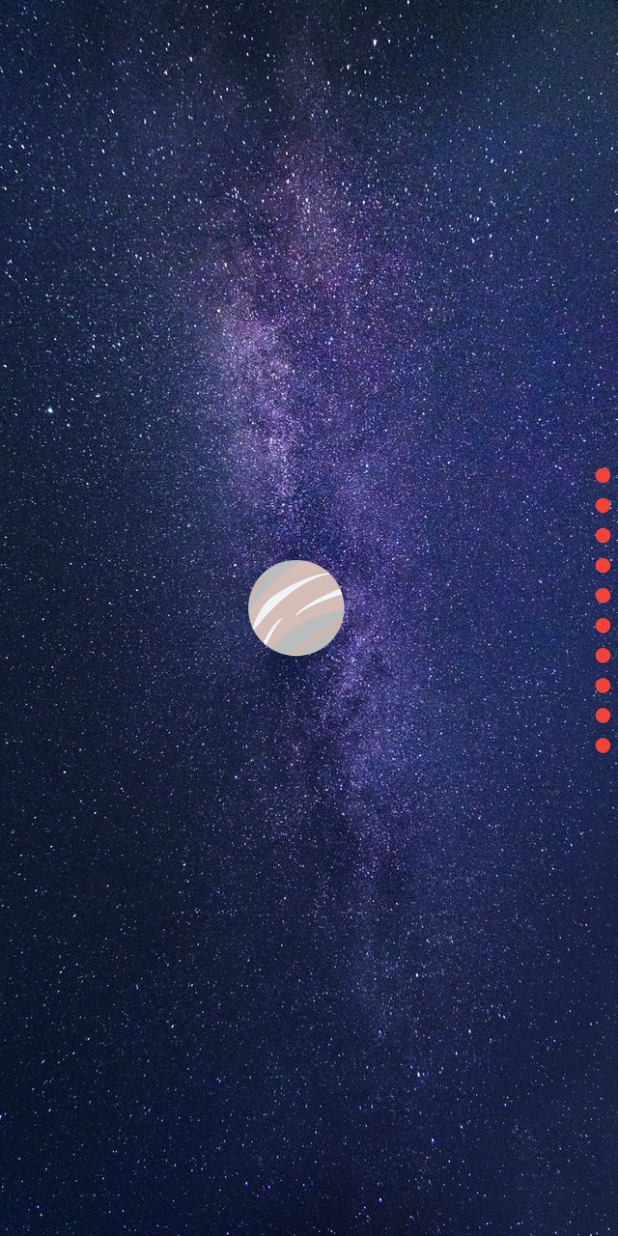
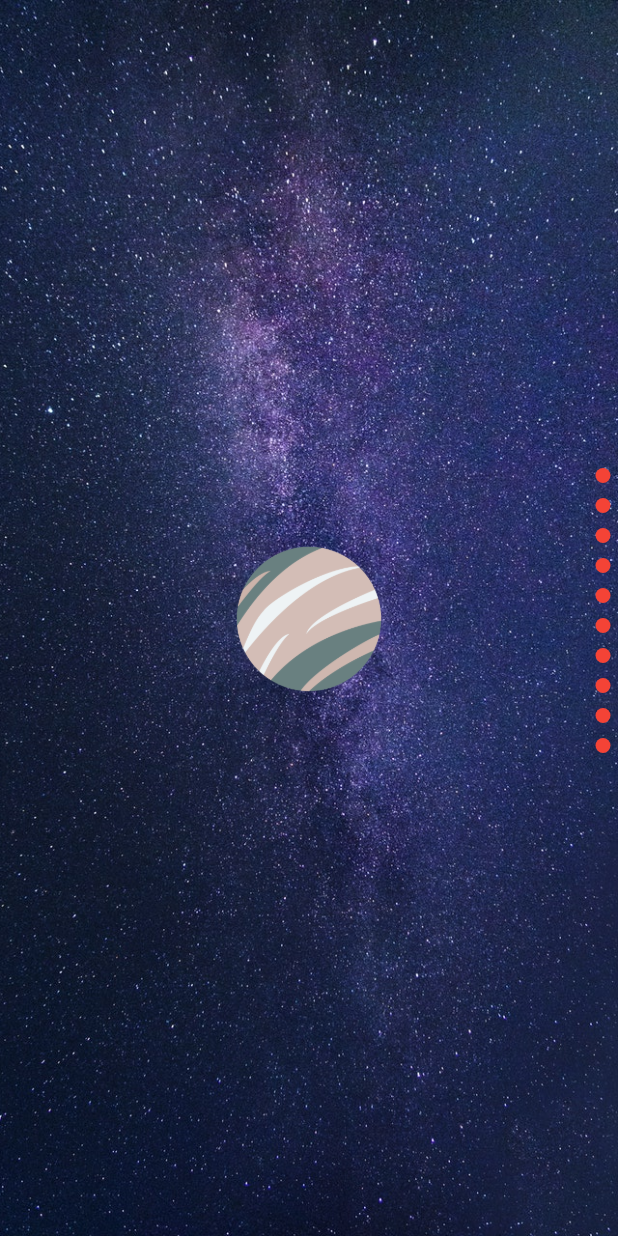
Before and after one commit to Ayu5h5hakya/Solarium, a Flutter app: the screen it shows after launch, on a phone screen of 412 x 824 dp. Run offline on Flutter 3.47's test engine with Material 2 defaults, Android fonts, the phone set to English and light mode, and no system bars.

Commit message:
fix sizes for certain planets

```diff
--- a/final/solarium/lib/solar_system.dart
+++ b/final/solarium/lib/solar_system.dart
@@ -71,7 +71,7 @@
                 path: jupiter_details),
             _ProportionedBody(
                 body: Saturn(
-                  size: 170,
+                  size: 210,
                 ),
                 path: saturn_details),
             _ProportionedBody(
```
Also changed, not shown: final/solarium/images/jupiter.png, final/solarium/images/neptune.png, final/solarium/images/pluto.png, final/solarium/images/uranus.png, final/solarium/images/venus.png.
